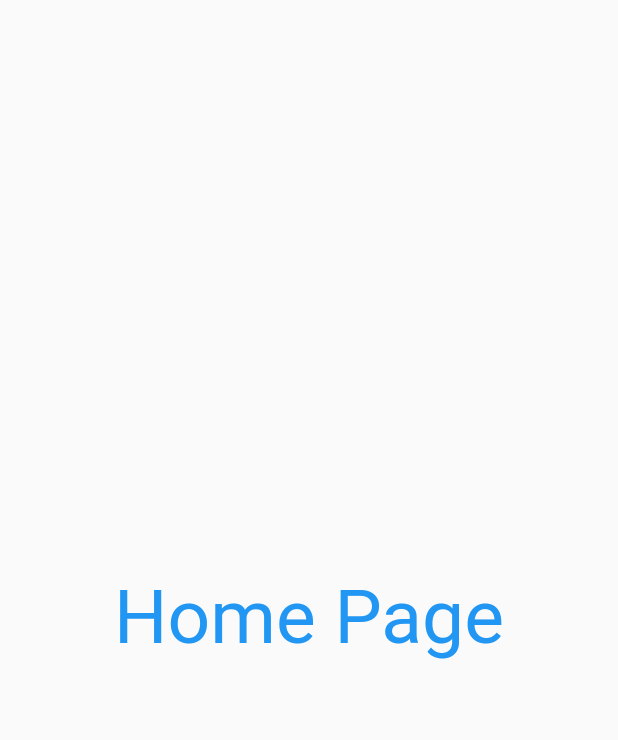
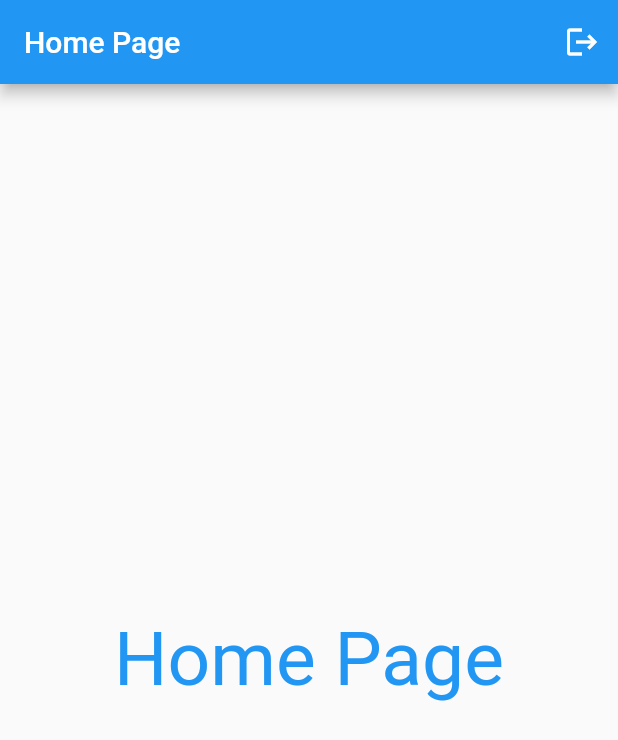
Before and after one commit to MostafaHamed-W/simple_on_boarding_screen, a Flutter app: the HomePageView screen opened directly, on a phone screen of 412 x 824 dp. Shown: the top 740 px of the screen. Run offline on Flutter 3.47's test engine with Material 2 defaults, Android fonts, the phone set to English and light mode, and no system bars; our stand-ins replace shared_preferences, smooth_page_indicator; accounts and stored records are empty.

Commit message:
add logout functionality & reset shared preference

```diff
--- a/lib/views/home_view/home_view.dart
+++ b/lib/views/home_view/home_view.dart
@@ -1,12 +1,31 @@
 import 'package:flutter/material.dart';
+import 'package:shared_preferences/shared_preferences.dart';
+
+import '../onboarding_view/onboarding_page_view.dart';
 
 class HomePageView extends StatelessWidget {
   const HomePageView({super.key});
 
   @override
   Widget build(BuildContext context) {
-    return const Scaffold(
-      body: SafeArea(
+    return Scaffold(
+      appBar: AppBar(
+        title: const Text('Home Page'),
+        actions: [
+          IconButton(
+            onPressed: () async {
+              final pref = await SharedPreferences.getInstance();
+              pref.setBool('showHome', false);
+
+              Navigator.of(context).pushReplacement(MaterialPageRoute(
+                builder: (context) => const OnBoardingPage(),
+              ));
+            },
+            icon: const Icon(Icons.logout),
+          )
+        ],
+      ),
+      body: const SafeArea(
           child: Center(
         child: Text(
           'Home Page',
```
